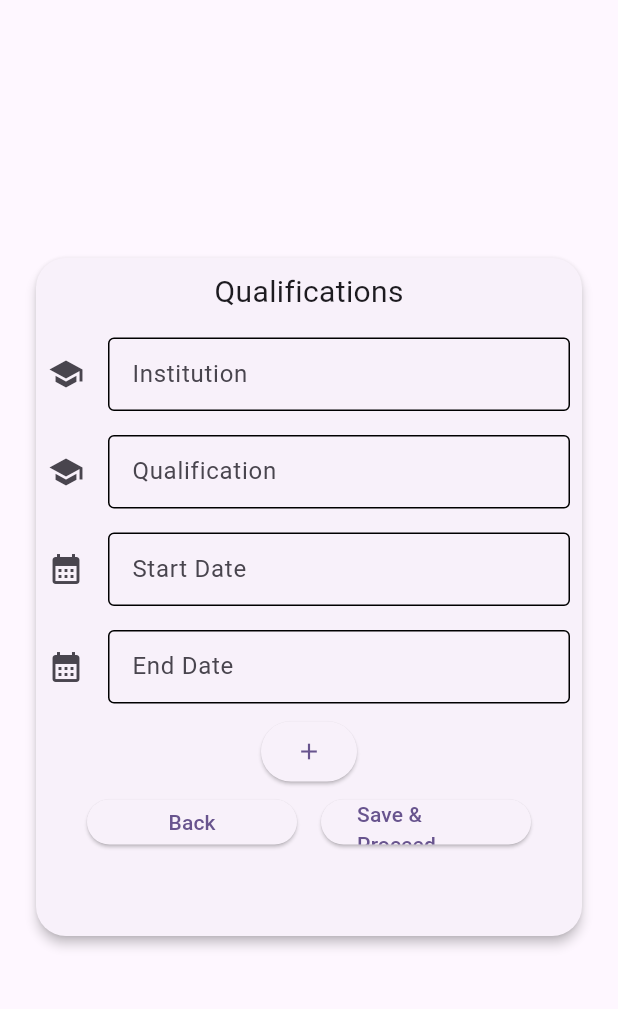
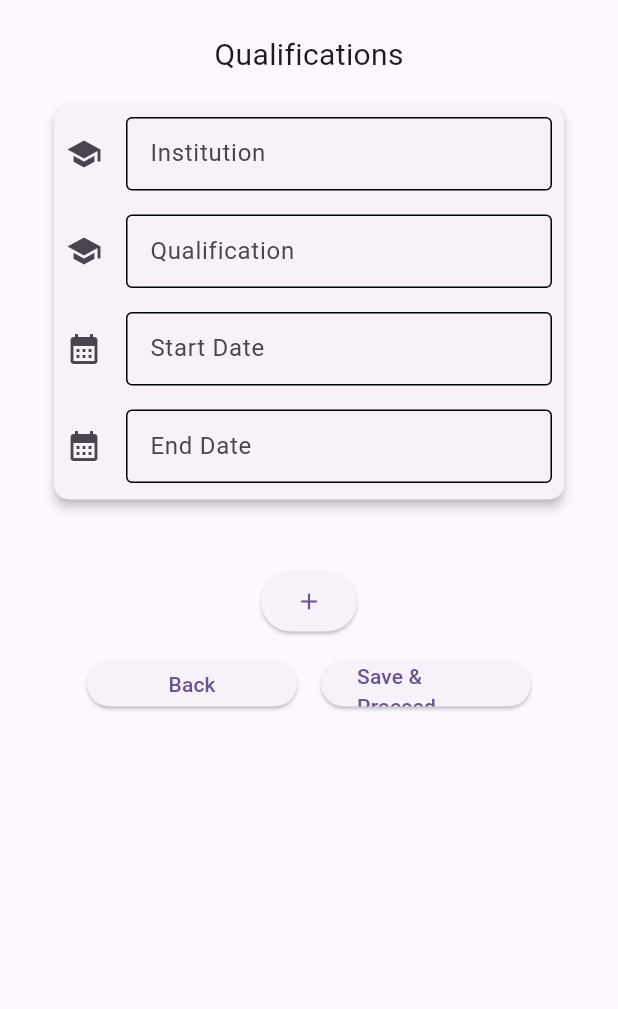
Before and after one commit to COS301-SE-2023/AI-CV-Generator, a Flutter app: the QualificationsDetailsForm screen opened directly, on a phone screen of 412 x 824 dp, the part 63-1072 px from its top. Run offline on Flutter 3.47's test engine with Material 2 defaults, Android fonts, the phone set to English and light mode, and no system bars.

Commit message:
Update qualifications.dart

```diff
--- a/fe/lib/pages/qualifications.dart
+++ b/fe/lib/pages/qualifications.dart
@@ -42,22 +42,46 @@
       appBar: AppBar(
         title: const Text(StringsQualifications.appBarTitle),
       ),
-      body: Center (
-        child: SizedBox(
+      body: ListView(
+        children: [
+          titleSection,
+          Center (
+          child: SizedBox(
             width: 650,
-            height: 500,
+            height: 310,
             child: Padding(
-              padding: const EdgeInsets.all(20.0),
+              padding: const EdgeInsets.fromLTRB(32, 7, 32, 32),
               child: Card(
-              shape: RoundedRectangleBorder(
-                borderRadius: BorderRadius.circular(20.0),
+                shape: RoundedRectangleBorder(
+                  borderRadius: BorderRadius.circular(10.0),
+                ),
+                elevation: 3,
+                child: _buildForm(),
               ),
-              elevation: 3,
-              child: _buildForm(),
             ),
           ),
         ),
-      ),
+        Center (
+          child: Container (
+            padding: const EdgeInsets.all(8.0),
+            child: _buildAddButton(),
+          )
+        ),
+        Row(
+          mainAxisAlignment: MainAxisAlignment.center,
+          children: <Widget> [
+            Container(
+              padding: const EdgeInsets.all(8.0),
+              child: _buildBackButton(),
+            ),
+            Container(
+              padding: const EdgeInsets.all(8.0),
+              child: _buildSubmitButton(),
+            ),
+          ],
+        ),
+        ],
+      )
     );
   }
 
@@ -83,25 +107,10 @@
         child: Column(
           mainAxisAlignment: MainAxisAlignment.start,
           children: <Widget>[
-            titleSection,
             _buildInstitutionField(),
             _buildQualificationField(),
             _buildStartDField(),
             _buildEndDField(),
-            _buildAddButton(),
-            Row(
-              mainAxisAlignment: MainAxisAlignment.center,
-              children: <Widget> [
-                Container(
-                  padding: const EdgeInsets.all(8.0),
-                  child: _buildBackButton(),
-                ),
-                Container(
-                  padding: const EdgeInsets.all(8.0),
-                  child: _buildSubmitButton(),
-                ),
-              ],
-            ),
           ],
         ));
   }
```
